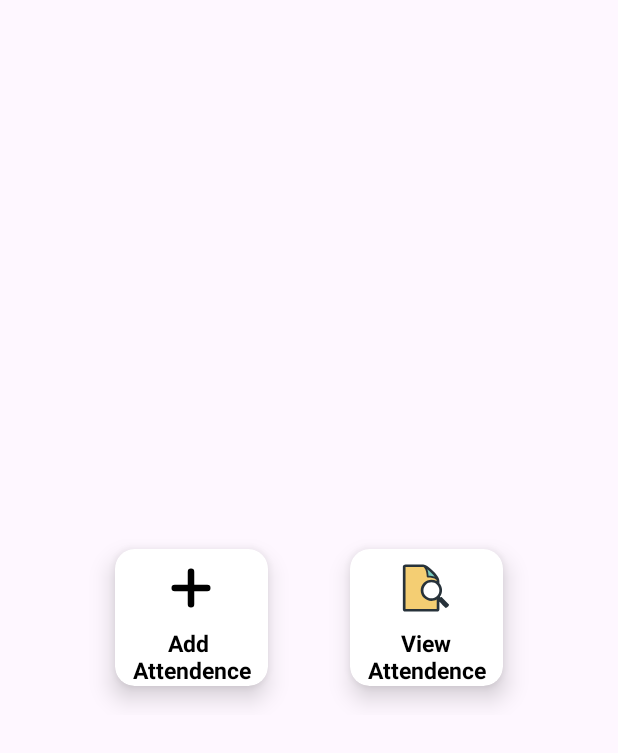
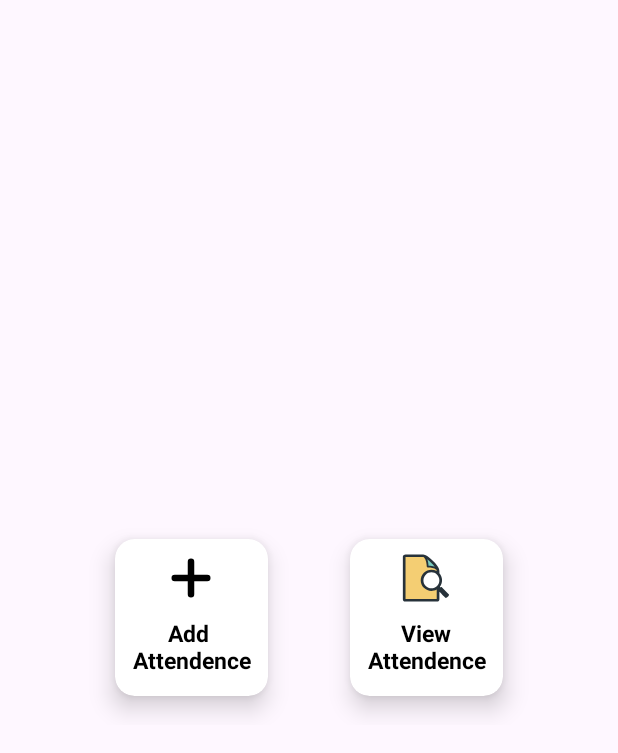
Before and after one commit to vineelvanjari/CollegeAttendence, an Android app: the layout bottom_sheet_dialog_box.xml on its own in the app's theme, with its tools: preview values and no code run, on a phone screen of 412 x 824 dp. Shown: the top 753 px of the screen. Run offline under Robolectric (Android 15) with nearby library versions, the phone set to English and light mode, and no system bars.

Commit message:
UI chnages

```diff
--- a/app/src/main/res/layout/bottom_sheet_dialog_box.xml
+++ b/app/src/main/res/layout/bottom_sheet_dialog_box.xml
@@ -14,7 +14,7 @@
     <androidx.cardview.widget.CardView
         android:id="@+id/addAttendence"
         android:layout_width="@dimen/_100sdp"
-        android:layout_height="@dimen/_100sdp"
+        android:layout_height="@dimen/_110sdp"
         android:layout_alignParentStart="true"
         android:layout_marginHorizontal="@dimen/_10sdp"
         android:clickable="true"
@@ -40,6 +40,7 @@
                 android:layout_height="wrap_content"
                 android:text="Add \nAttendence"
                 android:textAlignment="center"
+                android:layout_marginBottom="@dimen/_10sdp"
                 android:textColor="@color/black"
                 android:textSize="@dimen/_12sdp"
                 android:textStyle="bold" />
@@ -48,7 +49,7 @@
     <androidx.cardview.widget.CardView
         android:id="@+id/viewAttendence"
         android:layout_width="@dimen/_100sdp"
-        android:layout_height="@dimen/_100sdp"
+        android:layout_height="@dimen/_110sdp"
         app:cardElevation="10dp"
         app:cardUseCompatPadding="true"
         android:clickable="true"
@@ -72,6 +73,7 @@
                 android:layout_width="match_parent"
                 android:layout_height="wrap_content"
                 android:textStyle="bold"
+                android:layout_marginBottom="@dimen/_10sdp"
                 android:textAlignment="center"
                 android:textColor="@color/black"
                 android:textSize="@dimen/_12sdp"/>
```
Also changed, not shown: app/src/main/java/com/vv/collegeattendence/AttendenceRecycleAdapter.java (+3 -4 lines), 1 other file.
